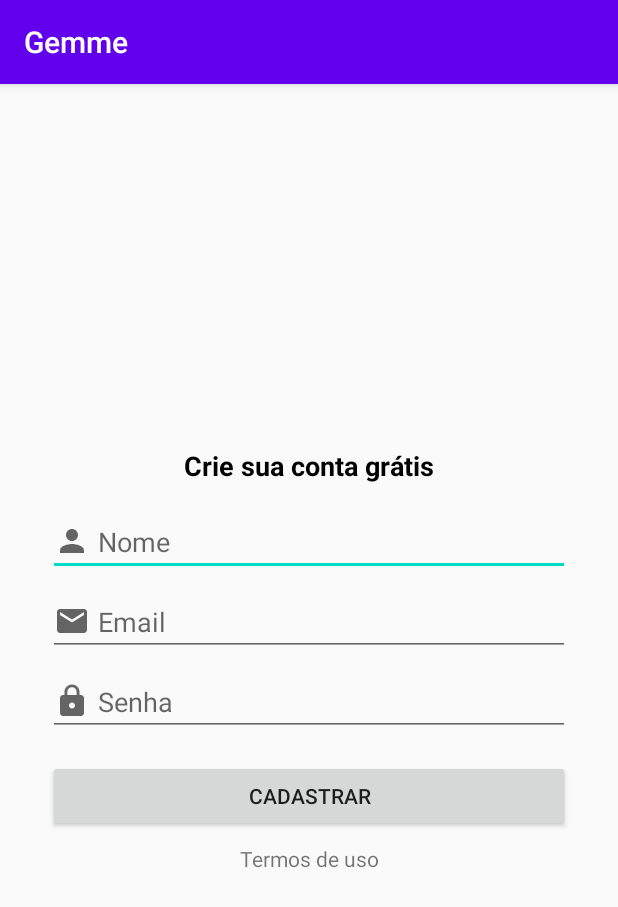
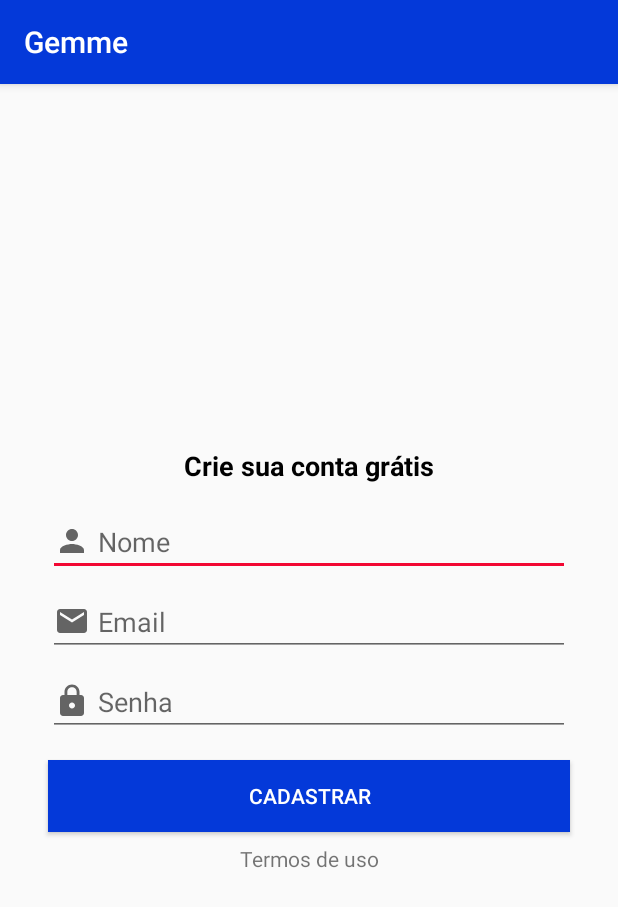
Before and after one commit to GabrielIFPB/gemme, an Android app: the CadastroActivity screen opened directly, with no data from a screen before it, on a phone screen of 412 x 824 dp. Shown: the top 907 px of the screen. Run offline under Robolectric (Android 15) with nearby library versions, the phone set to English and light mode, and no system bars.

Commit message:
mudando tema/cores

```diff
--- a/app/src/main/res/layout/activity_cadastro.xml
+++ b/app/src/main/res/layout/activity_cadastro.xml
@@ -34,13 +34,14 @@
         android:drawableLeft="@drawable/person_24"
         android:drawablePadding="5dp"
         android:ems="10"
-        android:hint="Nome"
+        android:hint="@string/nome"
         android:inputType="textPersonName"
         app:layout_constraintBottom_toTopOf="@+id/input_email_id"
         app:layout_constraintEnd_toEndOf="parent"
         app:layout_constraintHorizontal_bias="0.5"
         app:layout_constraintStart_toStartOf="parent"
-        app:layout_constraintTop_toBottomOf="@+id/textView6" />
+        app:layout_constraintTop_toBottomOf="@+id/textView6"
+        android:drawableStart="@drawable/person_24" />
 
     <EditText
         android:id="@+id/input_email_id"
@@ -54,13 +55,14 @@
         android:drawableLeft="@drawable/email_24"
         android:drawablePadding="5dp"
         android:ems="10"
-        android:hint="Email"
+        android:hint="@string/email"
         android:inputType="textEmailAddress"
         app:layout_constraintBottom_toTopOf="@+id/editTextTextPassword"
         app:layout_constraintEnd_toEndOf="parent"
         app:layout_constraintHorizontal_bias="0.5"
         app:layout_constraintStart_toStartOf="parent"
-        app:layout_constraintTop_toBottomOf="@+id/editTextTextPersonName" />
+        app:layout_constraintTop_toBottomOf="@+id/editTextTextPersonName"
+        android:drawableStart="@drawable/email_24" />
 
     <EditText
         android:id="@+id/editTextTextPassword"
@@ -73,13 +75,14 @@
         android:drawableLeft="@drawable/lock_24"
         android:drawablePadding="5dp"
         android:ems="10"
-        android:hint="Senha"
+        android:hint="@string/senha"
         android:inputType="textPassword"
         app:layout_constraintBottom_toTopOf="@+id/button2"
         app:layout_constraintEnd_toEndOf="parent"
         app:layout_constraintHorizontal_bias="0.5"
         app:layout_constraintStart_toStartOf="parent"
-        app:layout_constraintTop_toBottomOf="@+id/input_email_id" />
+        app:layout_constraintTop_toBottomOf="@+id/input_email_id"
+        android:drawableStart="@drawable/lock_24" />
 
     <Button
         android:id="@+id/button2"
@@ -91,7 +94,9 @@
         android:layout_marginEnd="32dp"
         android:layout_marginRight="32dp"
         android:layout_marginBottom="8dp"
+        android:background="@color/colorPrimary"
         android:text="@string/btn_cadastro"
+        android:textColor="@android:color/white"
         app:layout_constraintBottom_toTopOf="@+id/textView7"
         app:layout_constraintEnd_toEndOf="parent"
         app:layout_constraintHorizontal_bias="0.5"
--- a/app/src/main/res/layout/activity_login.xml
+++ b/app/src/main/res/layout/activity_login.xml
@@ -83,7 +83,9 @@
         android:layout_marginEnd="32dp"
         android:layout_marginRight="32dp"
         android:layout_marginBottom="8dp"
+        android:background="@color/colorPrimary"
         android:text="@string/btn_Login"
+        android:textColor="@android:color/white"
         app:layout_constraintBottom_toBottomOf="parent"
         app:layout_constraintEnd_toEndOf="parent"
         app:layout_constraintHorizontal_bias="0.5"
--- a/app/src/main/res/layout/slide_cadastro.xml
+++ b/app/src/main/res/layout/slide_cadastro.xml
@@ -1,7 +1,6 @@
 <?xml version="1.0" encoding="utf-8"?>
 <androidx.constraintlayout.widget.ConstraintLayout xmlns:android="http://schemas.android.com/apk/res/android"
     xmlns:app="http://schemas.android.com/apk/res-auto"
-    xmlns:tools="http://schemas.android.com/tools"
     android:layout_width="match_parent"
     android:layout_height="match_parent">
 
@@ -15,8 +14,10 @@
         android:layout_marginEnd="32dp"
         android:layout_marginRight="32dp"
         android:layout_marginBottom="24dp"
+        android:background="@color/colorPrimary"
         android:onClick="btnCadastrar"
         android:text="@string/botao_cadastro"
+        android:textColor="@android:color/white"
         app:layout_constraintBottom_toTopOf="@+id/textView5"
         app:layout_constraintEnd_toEndOf="parent"
         app:layout_constraintHorizontal_bias="0.5"
--- a/app/src/main/res/values/colors.xml
+++ b/app/src/main/res/values/colors.xml
@@ -1,7 +1,7 @@
 <?xml version="1.0" encoding="utf-8"?>
 <resources>
-    <color name="colorPrimary">#6200EE</color>
-    <color name="colorPrimaryDark">#3700B3</color>
-    <color name="colorAccent">#03DAC5</color>
-    <color name="descricaoSlide">#272525</color>
+	<color name="colorPrimary">#0439D9</color>
+	<color name="colorPrimaryDark">#07038C</color>
+	<color name="colorAccent">#F20732</color>
+	<color name="descricaoSlide">#272525</color>
 </resources>
--- a/app/src/main/res/values/strings.xml
+++ b/app/src/main/res/values/strings.xml
@@ -19,4 +19,5 @@
     <string name="titulo_login">Acesse sua conta</string>
     <string name="email">Email</string>
     <string name="senha">Senha</string>
+    <string name="nome">Nome</string>
 </resources>
```
